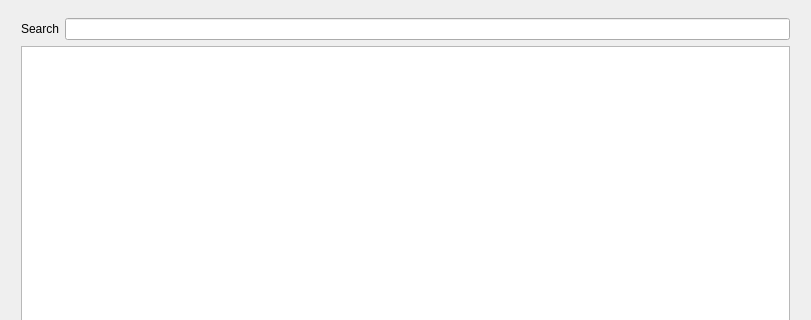
The window that hotel/roomswindow/roomswindow.ui (jgtim/itvitae-cpp-hotelrestaurantapplication) describes before a commit, drawn with Qt 5; both pictures show x 0 to 811 and y 0 to 320 of the 811 by 600 pixel window.
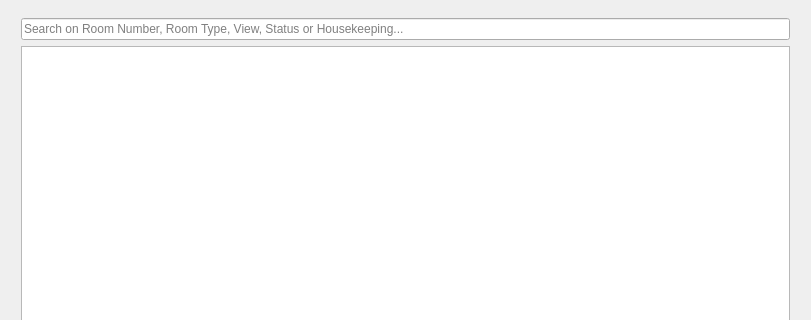
The same window after the commit.

Commit message: brought back Jochem's addition

```diff
--- a/hotel/roomswindow/roomswindow.ui
+++ b/hotel/roomswindow/roomswindow.ui
@@ -45,15 +45,12 @@
           <item row="0" column="0">
            <layout class="QHBoxLayout" name="horizontalLayout_5">
             <item>
-             <widget class="QLabel" name="label">
-              <property name="text">
-               <string>Search</string>
+             <widget class="QLineEdit" name="roomSearchLineEdit">
+              <property name="placeholderText">
+               <string>Search on Room Number, Room Type, View, Status or Housekeeping...</string>
               </property>
              </widget>
             </item>
-            <item>
-             <widget class="QLineEdit" name="roomSearchLineEdit"/>
-            </item>
            </layout>
           </item>
           <item row="1" column="0">
```
Left out of the diff: 1 changed line with no effect on the pictures.
